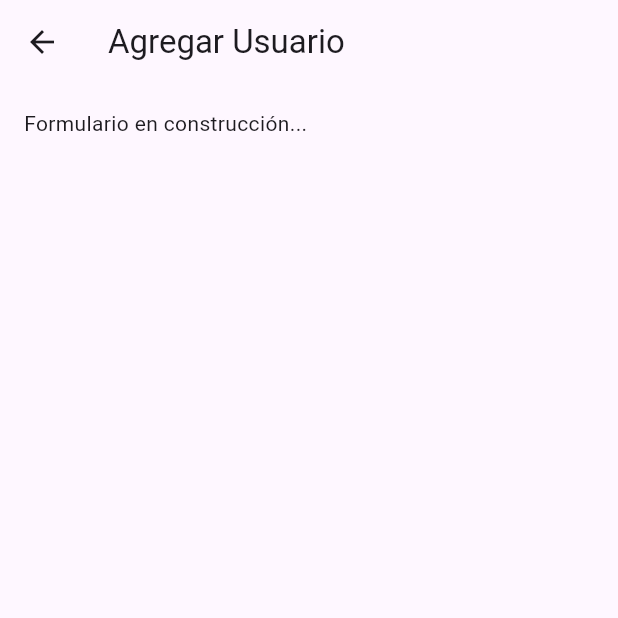
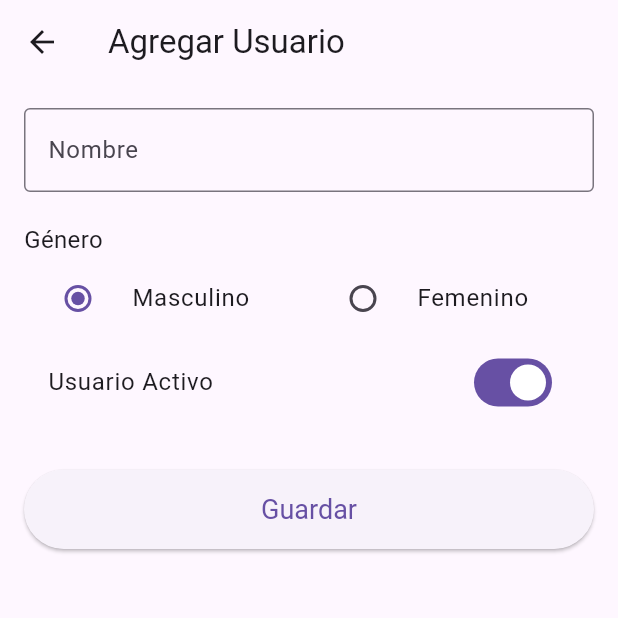
Before and after one commit to ChemmazZZ/dispositivos-moviles-practicas-, a Flutter app: the UserFormScreen screen opened directly, on a phone screen of 412 x 824 dp, the top half of it. Run offline on Flutter 3.47's test engine with Material 3 defaults, Android fonts, the phone set to English and light mode, and no system bars.

Commit message:
Refactor comments for clarity and consistency; implement CRUD operations in UserViewModel and enhance UserFormScreen and UserListScreen functionality

```diff
--- a/flutter_provider_crud/lib/views/user_form_screen.dart
+++ b/flutter_provider_crud/lib/views/user_form_screen.dart
@@ -2,7 +2,7 @@ import 'package:flutter/material.dart';
 import '../models/user.dart';
 
 class UserFormScreen extends StatefulWidget {
-  // Parámetros opcionales para editar
+  // Parámetros opcionales. Si se reciben, es modo "Editar".
   final User? usuario;
   final int? indice;
 
@@ -13,11 +13,10 @@ class UserFormScreen extends StatefulWidget {
 }
 
 class _UserFormScreenState extends State<UserFormScreen> {
-
-  // Clave global para identificar y validar el formulario
+  // Clave para validar el formulario
   final _formKey = GlobalKey<FormState>();
 
-  // Variables para almacenar los valores del formulario
+  // Estado local del formulario
   late String _nombre;
   String _genero = 'Masculino'; // Valor por defecto
   bool _activo = true; // Valor por defecto
@@ -25,16 +24,27 @@ class _UserFormScreenState extends State<UserFormScreen> {
   @override
   void initState() {
     super.initState();
-
-    // Comprueba si se pasó un usuario (modo edición)
+    // Si se pasó un usuario (modo edición), precarga los datos
     if (widget.usuario != null) {
-      // Si estamos editando, precarga los datos del usuario
       _nombre = widget.usuario!.nombre;
       _genero = widget.usuario!.genero;
       _activo = widget.usuario!.activo;
     } else {
-      // Si es un usuario nuevo, inicializa _nombre
+      // Si es "modo crear", inicializa el nombre vacío
       _nombre = '';
+    }
+  }
+
+  void _guardarFormulario() {
+    // Valida el formulario
+    if (_formKey.currentState!.validate()) {
+      _formKey.currentState!.save(); // Guarda los valores de los campos
+
+      // Crea el objeto User con los datos del formulario
+      final user = User(nombre: _nombre, genero: _genero, activo: _activo);
+
+      // Regresa a la pantalla anterior devolviendo el usuario
+      Navigator.pop(context, user);
     }
   }
 
@@ -45,10 +55,68 @@ class _UserFormScreenState extends State<UserFormScreen> {
         // Título dinámico
         title: Text(widget.usuario == null ? 'Agregar Usuario' : 'Editar Usuario'),
       ),
-      // El body todavía es un placeholder en este commit
-      body: const Padding(
-        padding: EdgeInsets.all(16.0),
-        child: Text("Formulario en construcción..."),
+      body: Padding(
+        padding: const EdgeInsets.all(16.0),
+        child: Form(
+          key: _formKey,
+          child: ListView( // Usamos ListView para evitar overflow del teclado
+            children: [
+              // --- Campo Nombre ---
+              TextFormField(
+                initialValue: _nombre,
+                decoration: const InputDecoration(
+                  labelText: 'Nombre',
+                  border: OutlineInputBorder(),
+                ),
+                validator: (value) =>
+                    value == null || value.isEmpty ? 'Ingrese un nombre válido' : null,
+                onSaved: (value) => _nombre = value!,
+              ),
+              const SizedBox(height: 20),
+
+              // --- Campo Género (Radio) ---
+              const Text('Género', style: TextStyle(fontSize: 16)),
+              Row(
+                children: [
+                  Expanded(
+                    child: RadioListTile(
+                      title: const Text('Masculino'),
+                      value: 'Masculino',
+                      groupValue: _genero,
+                      onChanged: (value) => setState(() => _genero = value!),
+                    ),
+                  ),
+                  Expanded(
+                    child: RadioListTile(
+                      title: const Text('Femenino'),
+                      value: 'Femenino',
+                      groupValue: _genero,
+                      onChanged: (value) => setState(() => _genero = value!),
+                    ),
+                  ),
+                ],
+              ),
+
+              // --- Campo Activo (Switch) ---
+              SwitchListTile(
+                title: const Text('Usuario Activo'),
+                value: _activo,
+                onChanged: (value) => setState(() => _activo = value),
+              ),
+              const SizedBox(height: 30),
+
+              // --- Botón Guardar/Actualizar ---
+              ElevatedButton(
+                onPressed: _guardarFormulario,
+                style: ElevatedButton.styleFrom(
+                  padding: const EdgeInsets.symmetric(vertical: 16),
+                  textStyle: const TextStyle(fontSize: 18)
+                ),
+                child: Text(widget.usuario == null ? 'Guardar' : 'Actualizar'),
+              ),
+            ],
+          ),
+        ),
       ),
     );
   }
```
Also changed, not shown: flutter_provider_crud/lib/main.dart (+3 -4 lines), flutter_provider_crud/lib/viewmodels/user_view_model.dart (+17 -11 lines), flutter_provider_crud/lib/views/user_list_screen.dart (+57 -4 lines), flutter_provider_crud/pubspec.yaml (+2 -18 lines).
